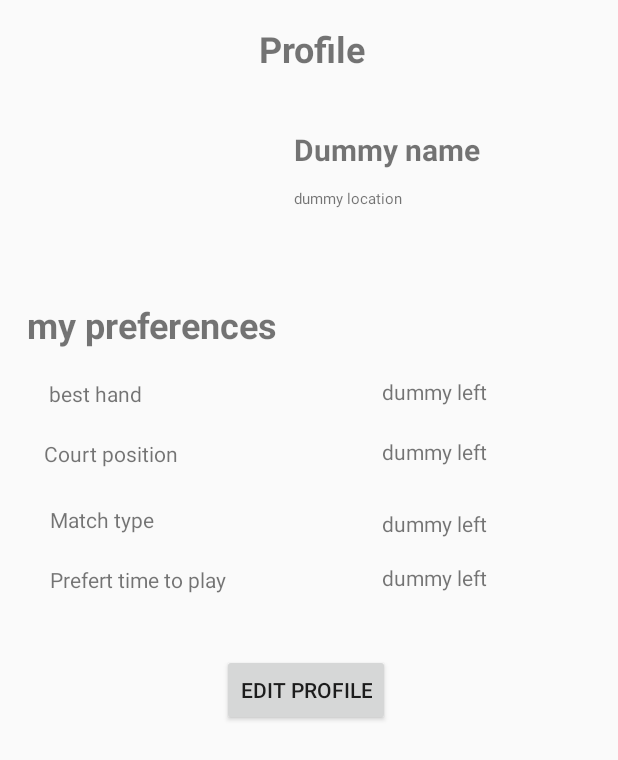
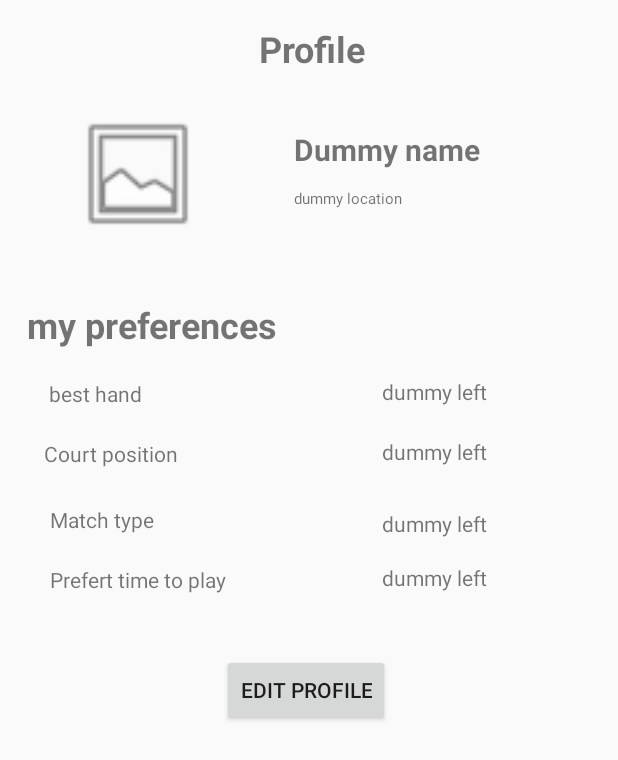
Before and after one commit to BorgMarien/PlayTomic_mobile_borg, an Android app: the screen it shows after launch (Profile), on a phone screen of 412 x 824 dp. Shown: the top 760 px of the screen. Run offline under Robolectric (Android 15) with nearby library versions, the phone set to English and light mode, and no system bars.

Commit message:
change run settings

```diff
--- a/app/build.gradle.kts
+++ b/app/build.gradle.kts
@@ -50,7 +50,7 @@ android {
 }
 
 dependencies {
-
+    implementation("androidx.compose.runtime:runtime:1.4.3")
     implementation("androidx.core:core-ktx:1.9.0")
     implementation("androidx.appcompat:appcompat:1.6.1")
     implementation("com.google.android.material:material:1.9.0")
--- a/app/src/main/res/layout/profile_layout.xml
+++ b/app/src/main/res/layout/profile_layout.xml
@@ -13,6 +13,7 @@
         android:layout_height="93dp"
         android:layout_marginTop="69dp"
         android:layout_marginEnd="276dp"
+        android:src="@android:drawable/ic_menu_gallery"
         app:layout_constraintEnd_toEndOf="parent"
         app:layout_constraintTop_toTopOf="parent"
         tools:srcCompat="@tools:sample/avatars" />
```
Also changed, not shown: app/src/main/java/com/example/playtomic_mobile/MainActivity.kt (+1 -11 lines).
